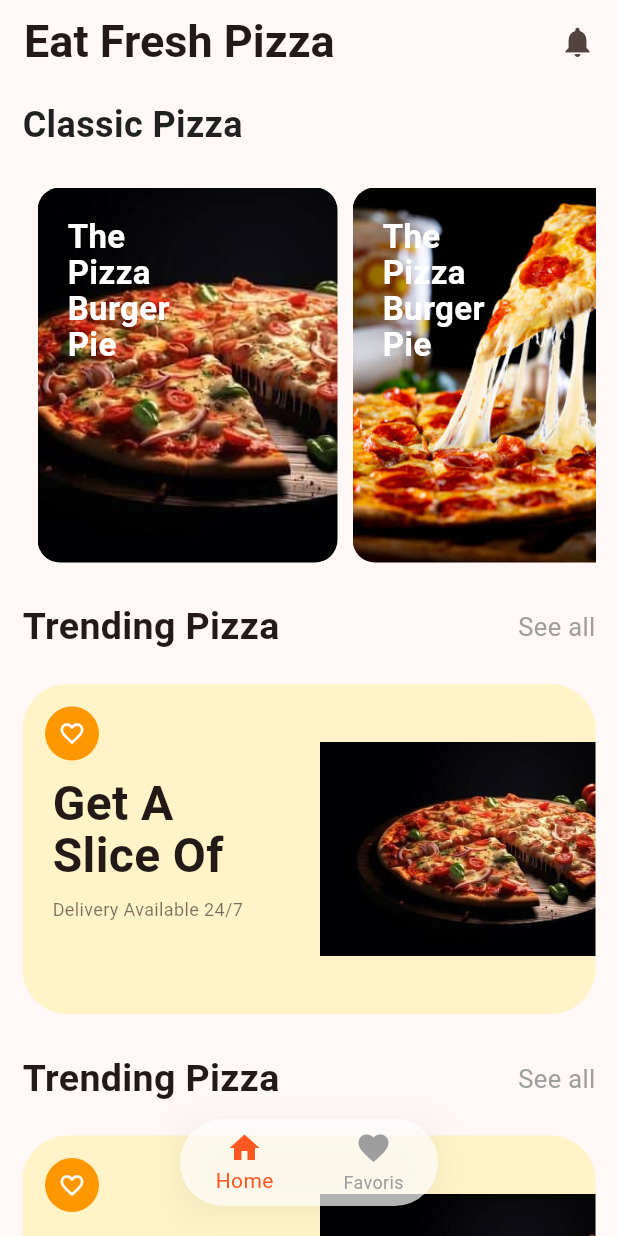
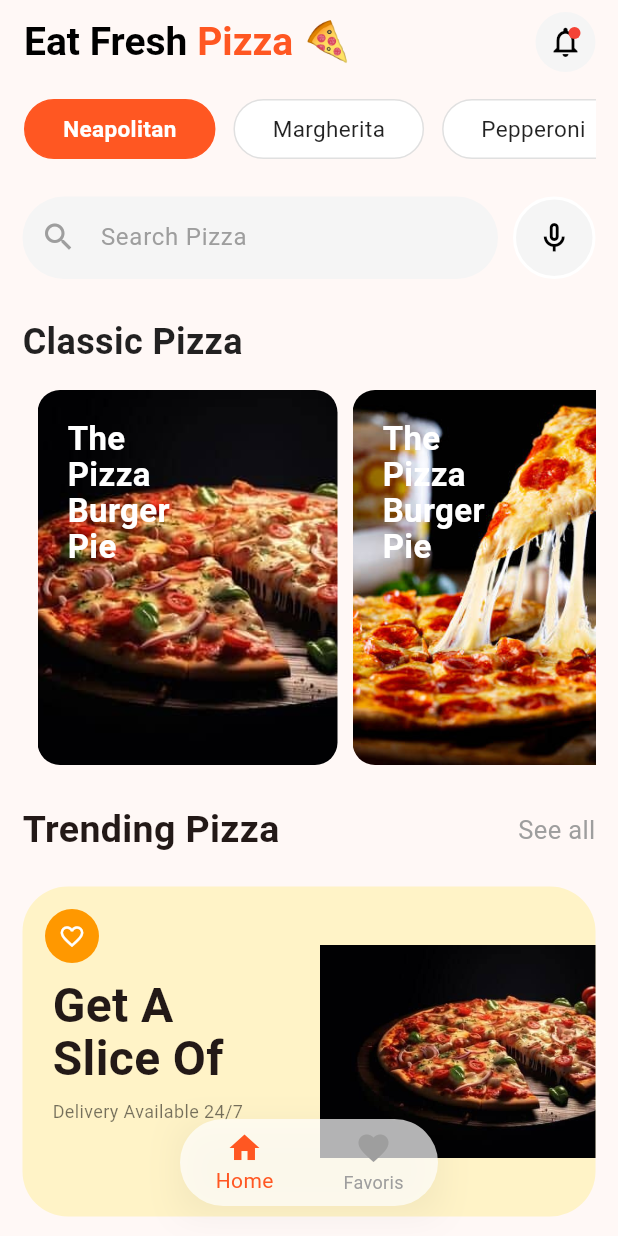
Before and after one commit to e-mandy/food_delivery_mobile_app, a Flutter app: the screen it shows after launch, on a phone screen of 412 x 824 dp. Run offline on Flutter 3.47's test engine with Material 3 defaults, Android fonts, the phone set to English and light mode, and no system bars; drawn by our look-alikes of flutter_animate; our stand-ins replace flutter_riverpod.

Commit message:
Finalisation de l'appabar et de la searchBar de la page Home

```diff
--- a/food_delivery_mobile_app/lib/Home/components/Category_pizza.dart
+++ /dev/null
@@ -1,10 +0,0 @@
-import 'package:flutter/material.dart';
-
-class CategoryPizza extends StatelessWidget {
-  const CategoryPizza({super.key});
-
-  @override
-  Widget build(BuildContext context) {
-    return const Placeholder();
-  }
-}
--- /dev/null
+++ b/food_delivery_mobile_app/lib/Home/components/category_pizza.dart
@@ -0,0 +1,66 @@
+import 'package:flutter/material.dart';
+import 'package:flutter_riverpod/flutter_riverpod.dart';
+
+final selectedCategoryProvider = StateProvider<int>((ref) => 0);
+
+class CategoryList extends ConsumerWidget {
+  const CategoryList({super.key});
+
+  @override
+  Widget build(BuildContext context, WidgetRef ref) {
+    // La liste de tes catégories
+    final List<String> categories = [
+      "Neapolitan",
+      "Margherita",
+      "Pepperoni",
+      "Mushroom",
+      "Hawaiian"
+    ];
+
+    // On écoute quelle catégorie est sélectionnée
+    final selectedIndex = ref.watch(selectedCategoryProvider);
+
+    return SizedBox(
+      height: 40, // Hauteur de la barre de catégories
+      child: ListView.separated(
+        scrollDirection: Axis.horizontal,
+        padding: const EdgeInsets.symmetric(horizontal: 1),
+        itemCount: categories.length,
+        // Le séparateur entre chaque bulle
+        separatorBuilder: (context, index) => const SizedBox(width: 12),
+        itemBuilder: (context, index) {
+          final isSelected = selectedIndex == index;
+
+          return GestureDetector(
+            onTap: () {
+              // On met à jour l'index sélectionné lors du clic
+              ref.read(selectedCategoryProvider.notifier).state = index;
+            },
+            child: AnimatedContainer(
+              duration: const Duration(milliseconds: 300),
+              padding: const EdgeInsets.symmetric(horizontal: 25),
+              alignment: Alignment.center,
+              decoration: BoxDecoration(
+                // Si sélectionné : Orange, sinon : Blanc avec bordure
+                color: isSelected ? Colors.deepOrange : Colors.white,
+                borderRadius: BorderRadius.circular(25),
+                border: Border.all(
+                  color: isSelected ? Colors.deepOrange : Colors.grey.shade300,
+                  width: 1,
+                ),
+              ),
+              child: Text(
+                categories[index],
+                style: TextStyle(
+                  color: isSelected ? Colors.white : Colors.black87,
+                  fontWeight: isSelected ? FontWeight.bold : FontWeight.normal,
+                  fontSize: 15,
+                ),
+              ),
+            ),
+          );
+        },
+      ),
+    );
+  }
+}
--- a/food_delivery_mobile_app/lib/Home/home.dart
+++ b/food_delivery_mobile_app/lib/Home/home.dart
@@ -14,14 +14,39 @@ class Home extends ConsumerWidget {
 
     return Scaffold(
       appBar: AppBar(
-        title: const Text("Eat Fresh Pizza" , style: TextStyle(fontSize: 30, fontWeight: FontWeight.bold,)),
-        actions: const [
-          Icon(Icons.notifications, shadows: [Shadow(color: Colors.black12)],),
-          SizedBox(width: 15), // Un petit espace pour ne pas coller au bord
+        backgroundColor: Colors.transparent,
+        elevation: 0,
+        title: RichText(
+          text: const TextSpan(
+            style: TextStyle(fontSize: 26, fontWeight: FontWeight.bold, color: Colors.black),
+            children: [
+              TextSpan(text: "Eat Fresh "),
+              TextSpan(text: "Pizza 🍕", style: TextStyle(color: Colors.deepOrange)),
+            ],
+          ),
+        ),
+        actions: [
+          Padding(
+            padding: const EdgeInsets.only(right: 15),
+            child: CircleAvatar(
+              backgroundColor: Colors.grey.shade100,
+              child: Stack(
+                children: [
+                  const Icon(Icons.notifications_none_outlined, color: Colors.black),
+                  Positioned(
+                    right: 2,
+                    top: 2,
+                    child: Container(
+                      padding: const EdgeInsets.all(4),
+                      decoration: const BoxDecoration(color: Colors.red, shape: BoxShape.circle),
+                    ),
+                  )
+                ],
+              ),
+            ),
+          ),
         ],
-
       ),
-
 
       extendBody: true,
         body: IndexedStack(
--- a/food_delivery_mobile_app/lib/Home/home_container.dart
+++ b/food_delivery_mobile_app/lib/Home/home_container.dart
@@ -1,4 +1,5 @@
 import 'package:flutter/material.dart';
+import 'package:food_delivery_mobile_app/Home/components/category_pizza.dart';
 import 'package:food_delivery_mobile_app/Home/components/list_pizza.dart';
 import 'package:food_delivery_mobile_app/Home/components/sections.dart';
 
@@ -7,14 +8,61 @@ class HomeContainer extends StatelessWidget {
 
   @override
   Widget build(BuildContext context) {
+    // Espacement standard entre les blocs
     const space = SizedBox(height: 25);
 
-    return SingleChildScrollView( // Permet de scroller toute la page si besoin
+    return SingleChildScrollView(
+      // Physics pour un scroll plus fluide sur iOS/Android
+      physics: const BouncingScrollPhysics(),
       child: Padding(
         padding: const EdgeInsets.symmetric(horizontal: 15.0, vertical: 10.0),
         child: Column(
           crossAxisAlignment: CrossAxisAlignment.start,
           children: [
+            // 1. Liste des catégories (Neapolitan, etc.)
+            const CategoryList(),
+
+            space,
+
+            // 2. Barre de recherche CORRIGÉE (TextField + Micro dans une Row)
+            Row(
+              children: [
+                Expanded( // L'Expanded est ici dans une Row (Calcul horizontal)
+                  child: Container(
+                    height: 55,
+                    decoration: BoxDecoration(
+                      color: Colors.grey.shade100,
+                      borderRadius: BorderRadius.circular(30),
+                    ),
+                    child: const TextField(
+                      decoration: InputDecoration(
+                        hintText: "Search Pizza",
+                        hintStyle: TextStyle(color: Colors.grey),
+                        prefixIcon: Icon(Icons.search, color: Colors.grey),
+                        border: InputBorder.none,
+                        contentPadding: EdgeInsets.symmetric(vertical: 15),
+                      ),
+                    ),
+                  ),
+                ),
+                const SizedBox(width: 10),
+                // Le bouton Micro
+                Container(
+                  height: 55,
+                  width: 55,
+                  decoration: BoxDecoration(
+                    color: Colors.grey.shade100,
+                    shape: BoxShape.circle,
+                    border: Border.all(color: Colors.white, width: 2),
+                  ),
+                  child: const Icon(Icons.mic_none_outlined, color: Colors.black),
+                ),
+              ],
+            ),
+
+            space,
+
+            // 3. Titre de la section
             const Text(
               "Classic Pizza",
               style: TextStyle(
@@ -23,14 +71,23 @@ class HomeContainer extends StatelessWidget {
                 color: Colors.black87,
               ),
             ),
+
+            const SizedBox(height: 15),
+
+            // 4. Liste horizontale des pizzas
+            const ListPizza(),
+
             space,
-            const ListPizza(),
-            space,
+
+            // 5. Tes sections promo avec le Stack
             const Sections(),
             space,
             const Sections(),
             space,
             const Sections(),
+
+            // Un dernier espace en bas pour ne pas que la barre de navigation cache le contenu
+            const SizedBox(height: 100),
           ],
         ),
       ),
```
